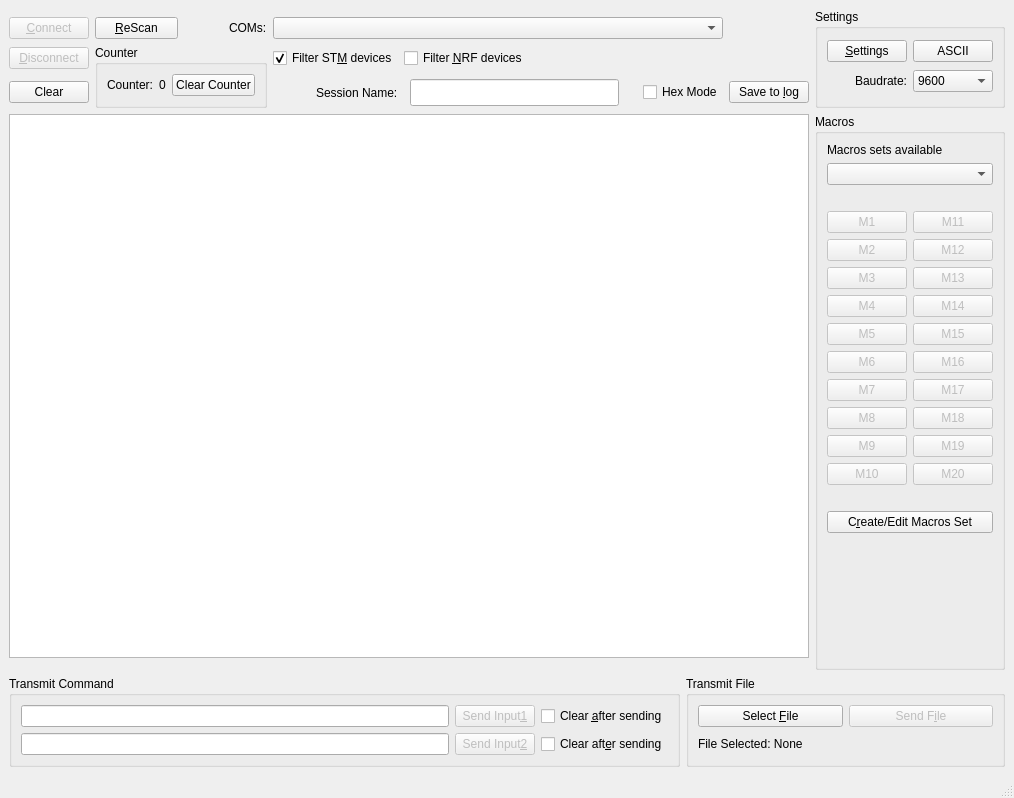
Before: the Qt Designer form Terminal.ui in notiel/OstrannaTerminal, drawn with Qt 5.
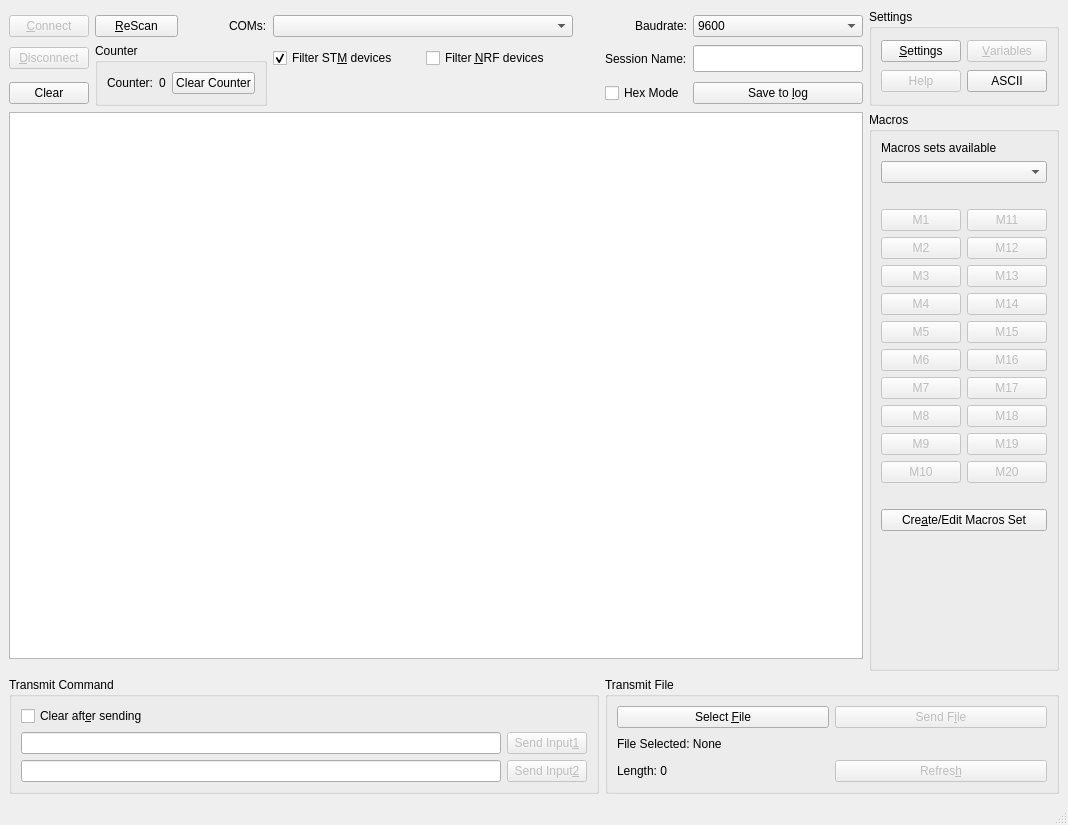
After: the same form once the commit is applied. Icons and pictures are not drawn.

Commit message: new icons + file_to_send length calculated

```diff
--- a/Terminal.ui
+++ b/Terminal.ui
@@ -6,8 +6,8 @@
    <rect>
     <x>0</x>
     <y>0</y>
-    <width>1014</width>
-    <height>798</height>
+    <width>1068</width>
+    <height>825</height>
    </rect>
   </property>
   <property name="windowTitle">
@@ -19,110 +19,7 @@
   </property>
   <widget class="QWidget" name="centralwidget">
    <layout class="QGridLayout" name="gridLayout">
-    <item row="4" column="2" alignment="Qt::AlignRight">
-     <widget class="QLabel" name="LblAvailable">
-      <property name="text">
-       <string>COMs:</string>
-      </property>
-     </widget>
-    </item>
-    <item row="9" column="0" colspan="12">
-     <widget class="QTextBrowser" name="TxtBuffer">
-      <property name="html">
-       <string>&lt;!DOCTYPE HTML PUBLIC &quot;-//W3C//DTD HTML 4.0//EN&quot; &quot;http://www.w3.org/TR/REC-html40/strict.dtd&quot;&gt;
-&lt;html&gt;&lt;head&gt;&lt;meta name=&quot;qrichtext&quot; content=&quot;1&quot; /&gt;&lt;style type=&quot;text/css&quot;&gt;
-p, li { white-space: pre-wrap; }
-&lt;/style&gt;&lt;/head&gt;&lt;body style=&quot; font-family:'MS Shell Dlg 2'; font-size:7.8pt; font-weight:400; font-style:normal;&quot;&gt;
-&lt;p style=&quot;-qt-paragraph-type:empty; margin-top:0px; margin-bottom:0px; margin-left:0px; margin-right:0px; -qt-block-indent:0; text-indent:0px;&quot;&gt;&lt;br /&gt;&lt;/p&gt;&lt;/body&gt;&lt;/html&gt;</string>
-      </property>
-     </widget>
-    </item>
-    <item row="27" column="0" rowspan="2" colspan="10">
-     <widget class="QGroupBox" name="GBTansmit">
-      <property name="title">
-       <string>Transmit Command</string>
-      </property>
-      <layout class="QGridLayout" name="gridLayout_8">
-       <item row="0" column="0">
-        <widget class="QLineEdit" name="TxtTransmit2"/>
-       </item>
-       <item row="0" column="1">
-        <widget class="QPushButton" name="BtnSend2">
-         <property name="enabled">
-          <bool>false</bool>
-         </property>
-         <property name="text">
-          <string>Send Input&amp;1</string>
-         </property>
-        </widget>
-       </item>
-       <item row="1" column="0">
-        <widget class="QLineEdit" name="TxtTransmit"/>
-       </item>
-       <item row="1" column="1">
-        <widget class="QPushButton" name="BtnSend">
-         <property name="enabled">
-          <bool>false</bool>
-         </property>
-         <property name="text">
-          <string>Send Input&amp;2</string>
-         </property>
-        </widget>
-       </item>
-       <item row="0" column="2">
-        <widget class="QCheckBox" name="CBClear2">
-         <property name="text">
-          <string>Clear &amp;after sending</string>
-         </property>
-        </widget>
-       </item>
-       <item row="1" column="2">
-        <widget class="QCheckBox" name="CBClear">
-         <property name="text">
-          <string>Clear aft&amp;er sending</string>
-         </property>
-         <property name="checked">
-          <bool>false</bool>
-         </property>
-        </widget>
-       </item>
-      </layout>
-     </widget>
-    </item>
-    <item row="27" column="10" rowspan="2" colspan="4">
-     <widget class="QGroupBox" name="GBTransmit">
-      <property name="title">
-       <string>Transmit File</string>
-      </property>
-      <layout class="QGridLayout" name="gridLayout_7">
-       <item row="0" column="1">
-        <widget class="QPushButton" name="BtnSendFile">
-         <property name="enabled">
-          <bool>false</bool>
-         </property>
-         <property name="text">
-          <string>Send F&amp;ile</string>
-         </property>
-        </widget>
-       </item>
-       <item row="0" column="0">
-        <widget class="QPushButton" name="BtnFile">
-         <property name="text">
-          <string>Select &amp;File</string>
-         </property>
-        </widget>
-       </item>
-       <item row="1" column="0" colspan="2">
-        <widget class="QLabel" name="LblFile">
-         <property name="text">
-          <string>File Selected: None</string>
-         </property>
-        </widget>
-       </item>
-      </layout>
-     </widget>
-    </item>
-    <item row="9" column="12" rowspan="3" colspan="2">
+    <item row="9" column="14" rowspan="3" colspan="2">
      <widget class="QGroupBox" name="GBMacros">
       <property name="title">
        <string>Macros </string>
@@ -301,7 +198,7 @@
        <item row="15" column="0" colspan="2">
         <widget class="QPushButton" name="BtnCreateMacros">
          <property name="text">
-          <string>C&amp;reate/Edit Macros Set</string>
+          <string>Cre&amp;ate/Edit Macros Set</string>
          </property>
         </widget>
        </item>
@@ -375,66 +272,11 @@
       </layout>
      </widget>
     </item>
-    <item row="3" column="12" rowspan="4" colspan="2">
-     <widget class="QGroupBox" name="GBSettings">
-      <property name="title">
-       <string>Settings </string>
+    <item row="4" column="2" alignment="Qt::AlignRight">
+     <widget class="QLabel" name="LblAvailable">
+      <property name="text">
+       <string>COMs:</string>
       </property>
-      <layout class="QGridLayout" name="gridLayout_3">
-       <item row="0" column="0" colspan="3">
-        <widget class="QPushButton" name="BtnSettings">
-         <property name="text">
-          <string>&amp;Settings</string>
-         </property>
-         <property name="icon">
-          <iconset resource="logo.qrc">
-           <normaloff>:/Settings/icon/customize.bmp</normaloff>:/Settings/icon/customize.bmp</iconset>
-         </property>
-        </widget>
-       </item>
-       <item row="0" column="3">
-        <widget class="QPushButton" name="BtnAscii">
-         <property name="text">
-          <string>ASCII</string>
-         </property>
-         <property name="icon">
-          <iconset resource="logo.qrc">
-           <normaloff>:/ascii/icon/i16x16.ico</normaloff>:/ascii/icon/i16x16.ico</iconset>
-         </property>
-        </widget>
-       </item>
-       <item row="2" column="3">
-        <widget class="QComboBox" name="CBBaudrate">
-         <item>
-          <property name="text">
-           <string>9600</string>
-          </property>
-         </item>
-         <item>
-          <property name="text">
-           <string>115200</string>
-          </property>
-         </item>
-         <item>
-          <property name="text">
-           <string>256000</string>
-          </property>
-         </item>
-         <item>
-          <property name="text">
-           <string>Custom</string>
-          </property>
-         </item>
-        </widget>
-       </item>
-       <item row="2" column="0" colspan="3" alignment="Qt::AlignRight">
-        <widget class="QLabel" name="LblBaudrate">
-         <property name="text">
-          <string>Baudrate:</string>
-         </property>
-        </widget>
-       </item>
-      </layout>
      </widget>
     </item>
     <item row="4" column="1">
@@ -462,20 +304,6 @@
       </property>
      </widget>
     </item>
-    <item row="5" column="0">
-     <widget class="QPushButton" name="BtnDisconnect">
-      <property name="enabled">
-       <bool>false</bool>
-      </property>
-      <property name="text">
-       <string>&amp;Disconnect</string>
-      </property>
-      <property name="icon">
-       <iconset resource="logo.qrc">
-        <normaloff>:/Disconnect/icon/discon.ico</normaloff>:/Disconnect/icon/discon.ico</iconset>
-      </property>
-     </widget>
-    </item>
     <item row="6" column="0">
      <widget class="QPushButton" name="BtnClear">
       <property name="text">
@@ -487,7 +315,21 @@
       </property>
      </widget>
     </item>
-    <item row="5" column="3">
+    <item row="5" column="0">
+     <widget class="QPushButton" name="BtnDisconnect">
+      <property name="enabled">
+       <bool>false</bool>
+      </property>
+      <property name="text">
+       <string>&amp;Disconnect</string>
+      </property>
+      <property name="icon">
+       <iconset resource="logo.qrc">
+        <normaloff>:/Disconnect/icon/discon.ico</normaloff>:/Disconnect/icon/discon.ico</iconset>
+      </property>
+     </widget>
+    </item>
+    <item row="5" column="3" colspan="4">
      <widget class="QCheckBox" name="CBSTM">
       <property name="text">
        <string>Filter ST&amp;M devices</string>
@@ -497,13 +339,6 @@
       </property>
      </widget>
     </item>
-    <item row="6" column="11">
-     <widget class="QPushButton" name="BtnSave">
-      <property name="text">
-       <string>Save to &amp;log</string>
-      </property>
-     </widget>
-    </item>
     <item row="5" column="1" rowspan="2" colspan="2">
      <widget class="QGroupBox" name="GBCounter">
       <property name="title">
@@ -540,21 +375,21 @@
       </layout>
      </widget>
     </item>
-    <item row="6" column="9" colspan="2">
+    <item row="5" column="12">
+     <widget class="QLabel" name="LblName">
+      <property name="text">
+       <string>Session Name:</string>
+      </property>
+     </widget>
+    </item>
+    <item row="6" column="12">
      <widget class="QCheckBox" name="CBHex">
       <property name="text">
        <string>Hex Mode</string>
       </property>
      </widget>
     </item>
-    <item row="5" column="4" colspan="3">
-     <widget class="QCheckBox" name="CBNRF">
-      <property name="text">
-       <string>Filter &amp;NRF devices</string>
-      </property>
-     </widget>
-    </item>
-    <item row="6" column="5">
+    <item row="5" column="13">
      <widget class="QLineEdit" name="LineName">
       <property name="font">
        <font>
@@ -563,10 +398,28 @@
       </property>
      </widget>
     </item>
-    <item row="6" column="3" alignment="Qt::AlignRight">
-     <widget class="QLabel" name="LblName">
+    <item row="5" column="7" colspan="5">
+     <widget class="QCheckBox" name="CBNRF">
       <property name="text">
-       <string>Session Name:</string>
+       <string>Filter &amp;NRF devices</string>
+      </property>
+     </widget>
+    </item>
+    <item row="6" column="13">
+     <widget class="QPushButton" name="BtnSave">
+      <property name="text">
+       <string>Save to &amp;log</string>
+      </property>
+     </widget>
+    </item>
+    <item row="9" column="0" colspan="14">
+     <widget class="QTextBrowser" name="TxtBuffer">
+      <property name="html">
+       <string>&lt;!DOCTYPE HTML PUBLIC &quot;-//W3C//DTD HTML 4.0//EN&quot; &quot;http://www.w3.org/TR/REC-html40/strict.dtd&quot;&gt;
+&lt;html&gt;&lt;head&gt;&lt;meta name=&quot;qrichtext&quot; content=&quot;1&quot; /&gt;&lt;style type=&quot;text/css&quot;&gt;
+p, li { white-space: pre-wrap; }
+&lt;/style&gt;&lt;/head&gt;&lt;body style=&quot; font-family:'MS Shell Dlg 2'; font-size:7.8pt; font-weight:400; font-style:normal;&quot;&gt;
+&lt;p style=&quot;-qt-paragraph-type:empty; margin-top:0px; margin-bottom:0px; margin-left:0px; margin-right:0px; -qt-block-indent:0; text-indent:0px;&quot;&gt;&lt;br /&gt;&lt;/p&gt;&lt;/body&gt;&lt;/html&gt;</string>
       </property>
      </widget>
     </item>
@@ -580,6 +433,13 @@
       </property>
      </widget>
     </item>
+    <item row="4" column="12" alignment="Qt::AlignRight">
+     <widget class="QLabel" name="LblBaudrate">
+      <property name="text">
+       <string>Baudrate:</string>
+      </property>
+     </widget>
+    </item>
     <item row="4" column="11">
      <widget class="QLabel" name="LblStatus">
       <property name="text">
@@ -590,6 +450,184 @@
       </property>
      </widget>
     </item>
+    <item row="4" column="13">
+     <widget class="QComboBox" name="CBBaudrate">
+      <item>
+       <property name="text">
+        <string>9600</string>
+       </property>
+      </item>
+      <item>
+       <property name="text">
+        <string>115200</string>
+       </property>
+      </item>
+      <item>
+       <property name="text">
+        <string>256000</string>
+       </property>
+      </item>
+      <item>
+       <property name="text">
+        <string>Custom</string>
+       </property>
+      </item>
+     </widget>
+    </item>
+    <item row="3" column="14" rowspan="4" colspan="2">
+     <widget class="QGroupBox" name="GBSettings">
+      <property name="title">
+       <string>Settings </string>
+      </property>
+      <layout class="QGridLayout" name="gridLayout_3">
+       <item row="0" column="0" colspan="3">
+        <widget class="QPushButton" name="BtnSettings">
+         <property name="text">
+          <string>&amp;Settings</string>
+         </property>
+         <property name="icon">
+          <iconset resource="logo.qrc">
+           <normaloff>:/Settings/icon/customize.bmp</normaloff>:/Settings/icon/customize.bmp</iconset>
+         </property>
+        </widget>
+       </item>
+       <item row="1" column="0" colspan="3">
+        <widget class="QPushButton" name="BtnHelp">
+         <property name="enabled">
+          <bool>false</bool>
+         </property>
+         <property name="text">
+          <string>Help</string>
+         </property>
+         <property name="icon">
+          <iconset resource="logo.qrc">
+           <normaloff>:/Help/icon/info.ico</normaloff>:/Help/icon/info.ico</iconset>
+         </property>
+        </widget>
+       </item>
+       <item row="1" column="3">
+        <widget class="QPushButton" name="BtnAscii">
+         <property name="text">
+          <string>ASCII</string>
+         </property>
+         <property name="icon">
+          <iconset resource="logo.qrc">
+           <normaloff>:/ascii/icon/i16x16.ico</normaloff>:/ascii/icon/i16x16.ico</iconset>
+         </property>
+        </widget>
+       </item>
+       <item row="0" column="3">
+        <widget class="QPushButton" name="pushButton">
+         <property name="enabled">
+          <bool>false</bool>
+         </property>
+         <property name="text">
+          <string>&amp;Variables</string>
+         </property>
+        </widget>
+       </item>
+      </layout>
+     </widget>
+    </item>
+    <item row="27" column="12" rowspan="2" colspan="4">
+     <widget class="QGroupBox" name="GBTransmit">
+      <property name="title">
+       <string>Transmit File</string>
+      </property>
+      <layout class="QGridLayout" name="gridLayout_7">
+       <item row="0" column="1">
+        <widget class="QPushButton" name="BtnSendFile">
+         <property name="enabled">
+          <bool>false</bool>
+         </property>
+         <property name="text">
+          <string>Send F&amp;ile</string>
+         </property>
+        </widget>
+       </item>
+       <item row="0" column="0">
+        <widget class="QPushButton" name="BtnFile">
+         <property name="text">
+          <string>Select &amp;File</string>
+         </property>
+        </widget>
+       </item>
+       <item row="1" column="0" colspan="2">
+        <widget class="QLabel" name="LblFile">
+         <property name="text">
+          <string>File Selected: None</string>
+         </property>
+        </widget>
+       </item>
+       <item row="2" column="0">
+        <widget class="QLabel" name="LblLength">
+         <property name="text">
+          <string>Length: 0</string>
+         </property>
+        </widget>
+       </item>
+       <item row="2" column="1">
+        <widget class="QPushButton" name="BtnRefresh">
+         <property name="enabled">
+          <bool>false</bool>
+         </property>
+         <property name="text">
+          <string>Refres&amp;h</string>
+         </property>
+         <property name="icon">
+          <iconset resource="logo.qrc">
+           <normaloff>:/Refresh/icon/refresh.bmp</normaloff>:/Refresh/icon/refresh.bmp</iconset>
+         </property>
+        </widget>
+       </item>
+      </layout>
+     </widget>
+    </item>
+    <item row="27" column="0" rowspan="2" colspan="12">
+     <widget class="QGroupBox" name="GBTansmit">
+      <property name="title">
+       <string>Transmit Command</string>
+      </property>
+      <layout class="QGridLayout" name="gridLayout_8">
+       <item row="2" column="0">
+        <widget class="QLineEdit" name="TxtTransmit"/>
+       </item>
+       <item row="2" column="1">
+        <widget class="QPushButton" name="BtnSend">
+         <property name="enabled">
+          <bool>false</bool>
+         </property>
+         <property name="text">
+          <string>Send Input&amp;2</string>
+         </property>
+        </widget>
+       </item>
+       <item row="1" column="1">
+        <widget class="QPushButton" name="BtnSend2">
+         <property name="enabled">
+          <bool>false</bool>
+         </property>
+         <property name="text">
+          <string>Send Input&amp;1</string>
+         </property>
+        </widget>
+       </item>
+       <item row="1" column="0">
+        <widget class="QLineEdit" name="TxtTransmit2"/>
+       </item>
+       <item row="0" column="0">
+        <widget class="QCheckBox" name="CBClear">
+         <property name="text">
+          <string>Clear aft&amp;er sending</string>
+         </property>
+         <property name="checked">
+          <bool>false</bool>
+         </property>
+        </widget>
+       </item>
+      </layout>
+     </widget>
+    </item>
    </layout>
   </widget>
   <widget class="QStatusBar" name="statusbar"/>
```
Left out of the diff: 6 changed lines with no effect on the pictures. The commit also changes 7 other files.
